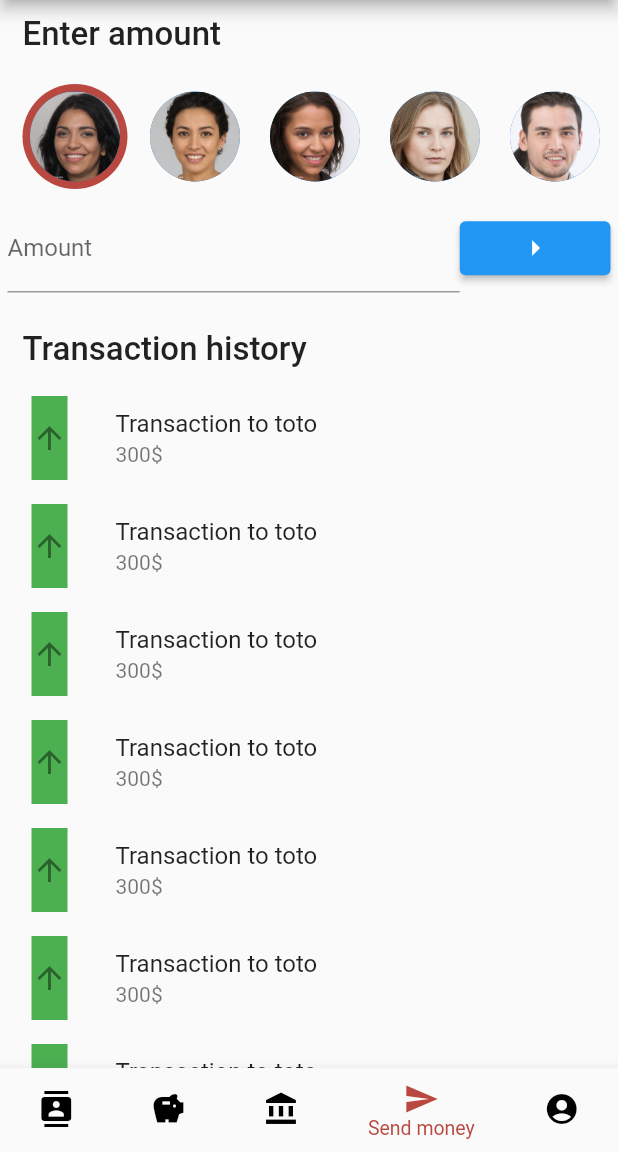
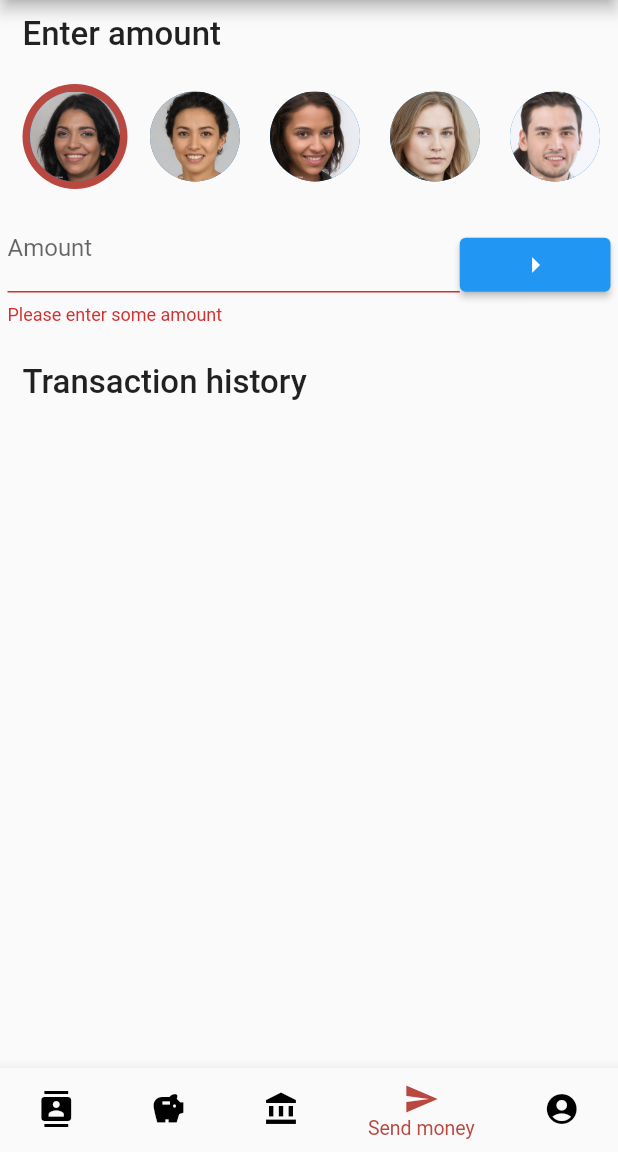
Before and after one commit to cchalop1/epitech-flutter, a Flutter app: the screen it shows after launch, item 4 of the bottom bar chosen, after a tap on the "arrow right" icon, on a phone screen of 412 x 824 dp, the part 84-1236 px from its top. Run offline on Flutter 3.47's test engine with Material 2 defaults, Android fonts, the light colour scheme and no system bars; our stand-ins replace flutter_svg, google_fonts; missing offline and left inert: flutter_auth.

Commit message:
feat: create transaction and display on listView

```diff
--- /dev/null
+++ b/lib/components/TransactionTile.dart
@@ -0,0 +1,21 @@
+import 'package:flutter/material.dart';
+import 'package:myapp/models/Transaction.dart';
+
+class TransactionTile extends StatelessWidget {
+  TransactionTile({Key? key, required Transaction this.transaction})
+      : super(key: key);
+
+  final Transaction transaction;
+
+  @override
+  Widget build(BuildContext context) {
+    return ListTile(
+      leading: Container(
+          height: 200,
+          color: Colors.green,
+          child: const Icon(Icons.arrow_upward)),
+      title: Text(transaction.toString()),
+      subtitle: Text(transaction.dateTime.toString()),
+    );
+  }
+}
--- /dev/null
+++ b/lib/models/Transaction.dart
@@ -0,0 +1,22 @@
+import 'package:myapp/models/Contact.dart';
+import 'package:uuid/uuid.dart';
+
+class Transaction {
+  Contact contact;
+  int amount;
+  late DateTime dateTime;
+  late String id;
+
+  Transaction({required this.contact, required this.amount}) {
+    id = const Uuid().v4();
+    dateTime = DateTime.now();
+  }
+
+  @override
+  String toString() {
+    return "Transaction to " +
+        contact.getFullName() +
+        " " +
+        amount.toString() + "\$" ;
+  }
+}
--- a/lib/pages/SendMony.dart
+++ b/lib/pages/SendMony.dart
@@ -3,6 +3,7 @@ import 'package:myapp/components/BigText.dart';
 import 'package:myapp/components/TitleContainer.dart';
 import 'package:myapp/constants/constants.dart';
 import 'package:myapp/models/Contact.dart';
+import 'package:myapp/models/Transaction.dart';
 import 'package:myapp/widgets/AmountInput.dart';
 import 'package:myapp/widgets/ListTransaction.dart';
 import 'package:myapp/widgets/SelectContacts.dart';
@@ -16,6 +17,7 @@ class SendMony extends StatefulWidget {
 
 class _SendMonyState extends State<SendMony> {
   Contact currentContact = listContacts[0];
+  List<Transaction> listTransaction = [];
 
   void selectContact(Contact contact) {
     setState(() {
@@ -23,9 +25,13 @@ class _SendMonyState extends State<SendMony> {
     });
   }
 
-  void createTransaction(String amount) {
-    print('create transaction with amount: $amount for contact: ' +
-        currentContact.getFullName());
+  void createTransaction(int amount) {
+    setState(() {
+      listTransaction = [
+        ...listTransaction,
+        Transaction(contact: currentContact, amount: amount)
+      ];
+    });
   }
 
   @override
@@ -42,7 +48,7 @@ class _SendMonyState extends State<SendMony> {
             AmountInput(createTransaction: createTransaction),
             const SizedBox(height: 15),
             TitleContainer(text: "Transaction history"),
-            const Expanded(child: ListTransaction()),
+            Expanded(child: ListTransaction(listTransaction: listTransaction)),
           ],
         ));
   }
--- a/lib/widgets/AmountInput.dart
+++ b/lib/widgets/AmountInput.dart
@@ -1,9 +1,10 @@
 import 'package:flutter/material.dart';
 
 class AmountInput extends StatefulWidget {
-  AmountInput({Key? key, required Function(String) this.createTransaction}) : super(key: key);
+  AmountInput({Key? key, required Function(int) this.createTransaction})
+      : super(key: key);
 
-  Function(String) createTransaction;
+  Function(int) createTransaction;
 
   @override
   State<AmountInput> createState() => _AmountInputState();
@@ -13,16 +14,16 @@ class _AmountInputState extends State<AmountInput> {
   final _formKey = GlobalKey<FormState>();
   final textController = TextEditingController();
 
-  // String? textValidator(String? value) {
-  //   if (value == null || value.isEmpty) {
-  //     return 'Please enter some amount';
-  //   }
-  //   return null;
-  // }
+  String? textValidator(String? value) {
+    if (value == null || value.isEmpty) {
+      return 'Please enter some amount';
+    }
+    return null;
+  }
 
   void onPressAdd() {
     if (_formKey.currentState!.validate()) {
-      widget.createTransaction(textController.text);
+      widget.createTransaction(int.parse(textController.text));
       textController.clear();
     }
   }
@@ -36,8 +37,9 @@ class _AmountInputState extends State<AmountInput> {
           children: <Widget>[
             Expanded(
                 flex: 3,
-                child: TextField(
+                child: TextFormField(
                   controller: textController,
+                  validator: textValidator,
                   decoration: const InputDecoration(
                     labelText: 'Amount',
                     hintText: '0.00',
--- a/lib/widgets/ListTransaction.dart
+++ b/lib/widgets/ListTransaction.dart
@@ -1,27 +1,21 @@
 import 'package:flutter/material.dart';
+import 'package:myapp/components/TransactionTile.dart';
+import 'package:myapp/models/Transaction.dart';
 
 class ListTransaction extends StatelessWidget {
-  const ListTransaction({Key? key}) : super(key: key);
+  ListTransaction({Key? key, required List<Transaction> this.listTransaction})
+      : super(key: key);
 
-  List<Widget> buildTransactionList() {
-    return List.generate(
-        8,
-        (index) => ListTile(
-              leading: Container(
-                  height: 200,
-                  color: Colors.green,
-                  child: const Icon(Icons.arrow_upward)),
-              title: const Text('Transaction to toto'),
-              subtitle: const Text('300\$'),
-            ));
-  }
+  List<Transaction> listTransaction;
 
   @override
   Widget build(BuildContext context) {
     return Container(
         child: ListView(
       scrollDirection: Axis.vertical,
-      children: buildTransactionList(),
+      children: listTransaction.reversed
+          .map((transaction) => TransactionTile(transaction: transaction))
+          .toList(),
     ));
   }
 }
```
